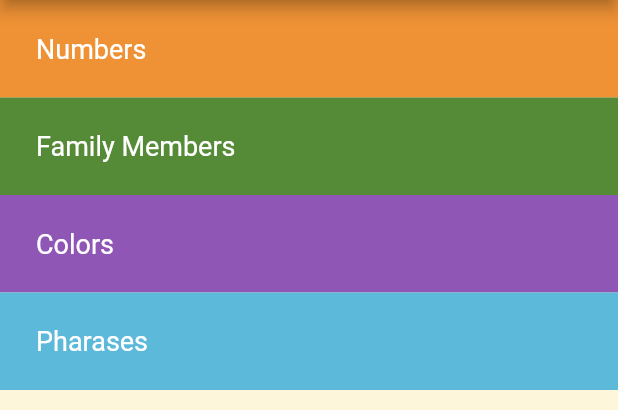
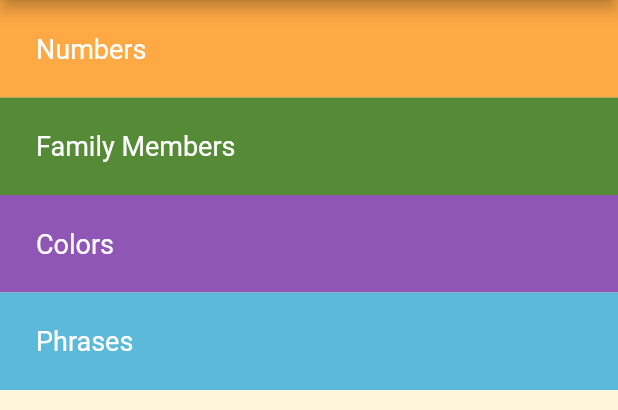
Before and after one commit to MohamedEssam9009/toku_app, a Flutter app: the screen it shows after launch, on a phone screen of 412 x 824 dp, the part 84-494 px from its top. Run offline on Flutter 3.47's test engine with Material 3 defaults, Android fonts, the phone set to English and light mode, and no system bars.

Commit message:
refactor our code

```diff
--- /dev/null
+++ b/lib/components/category_item.dart
@@ -0,0 +1,26 @@
+import 'package:flutter/material.dart';
+
+class Category extends StatelessWidget {
+  Category({super.key, this.text, this.color});
+
+  String? text;
+  Color? color;
+
+  @override
+  Widget build(BuildContext context) {
+    return Container(
+      padding: const EdgeInsets.only(left: 24.0),
+      alignment: Alignment.centerLeft,
+      height: 65.0,
+      width: double.infinity,
+      color: color,
+      child: Text(
+        text!,
+        style: const TextStyle(
+          color: Colors.white,
+          fontSize: 18.0,
+        ),
+      ),
+    );
+  }
+}
--- a/lib/main.dart
+++ b/lib/main.dart
@@ -1,4 +1,6 @@
 import 'package:flutter/material.dart';
+
+import 'screens/home_page.dart';
 
 void main() {
   runApp(const TokuApp());
@@ -13,74 +15,7 @@ class TokuApp extends StatelessWidget {
       debugShowCheckedModeBanner: false,
       title: 'Toku App',
       theme: ThemeData(useMaterial3: false),
-      home: Scaffold(
-        backgroundColor: const Color(0xffFEF6DB),
-        appBar: AppBar(
-          centerTitle: true,
-          backgroundColor: const Color(0xff46322B),
-          title: const Text('Toku'),
-        ),
-        body: Column(
-          children: [
-            Container(
-              padding: const EdgeInsets.only(left: 24.0),
-              alignment: Alignment.centerLeft,
-              height: 65.0,
-              width: double.infinity,
-              color: const Color(0xffEF9235),
-              child: const Text(
-                'Numbers',
-                style: TextStyle(
-                  color: Colors.white,
-                  fontSize: 18.0,
-                ),
-              ),
-            ),
-            Container(
-              padding: const EdgeInsets.only(left: 24.0),
-              alignment: Alignment.centerLeft,
-              height: 65.0,
-              width: double.infinity,
-              color: const Color(0xff558B37),
-              child: const Text(
-                'Family Members',
-                style: TextStyle(
-                  color: Colors.white,
-                  fontSize: 18.0,
-                ),
-              ),
-            ),
-            Container(
-              padding: const EdgeInsets.only(left: 24.0),
-              alignment: Alignment.centerLeft,
-              height: 65.0,
-              width: double.infinity,
-              color: const Color(0xff9056b6),
-              child: const Text(
-                'Colors',
-                style: TextStyle(
-                  color: Colors.white,
-                  fontSize: 18.0,
-                ),
-              ),
-            ),
-            Container(
-              padding: const EdgeInsets.only(left: 24.0),
-              alignment: Alignment.centerLeft,
-              height: 65.0,
-              width: double.infinity,
-              color: const Color(0xff5cb9da),
-              child: const Text(
-                'Pharases',
-                style: TextStyle(
-                  color: Colors.white,
-                  fontSize: 18.0,
-                ),
-              ),
-            ),
-          ],
-        ),
-      ),
+      home: const HomePage(),
     );
   }
 }
--- /dev/null
+++ b/lib/screens/home_page.dart
@@ -0,0 +1,27 @@
+import 'package:flutter/material.dart';
+
+import '../components/category_item.dart';
+
+class HomePage extends StatelessWidget {
+  const HomePage({super.key});
+
+  @override
+  Widget build(BuildContext context) {
+    return Scaffold(
+      backgroundColor: const Color(0xffFEF6DB),
+      appBar: AppBar(
+        centerTitle: true,
+        backgroundColor: const Color(0xff46322B),
+        title: const Text('Toku'),
+      ),
+      body: Column(
+        children: [
+          Category(text: 'Numbers', color: const Color(0xffFFA944)),
+          Category(text: 'Family Members', color: const Color(0xff558B37)),
+          Category(text: 'Colors', color: const Color(0xff9056b6)),
+          Category(text: 'Phrases', color: const Color(0xff5cb9da)),
+        ],
+      ),
+    );
+  }
+}
```
